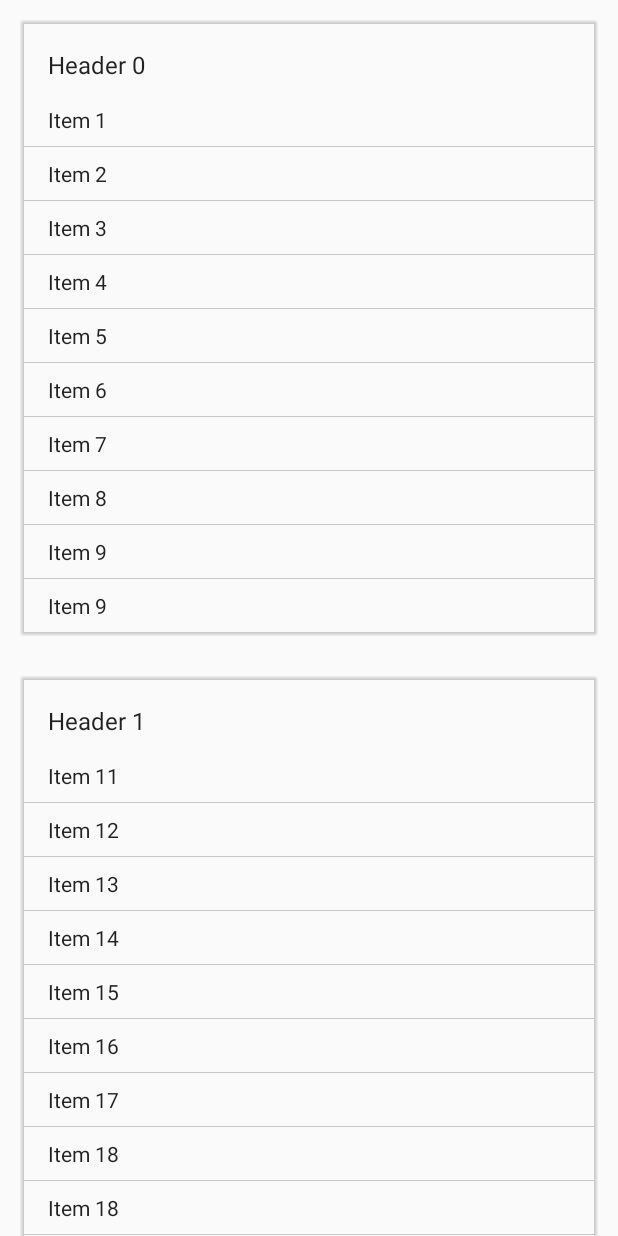
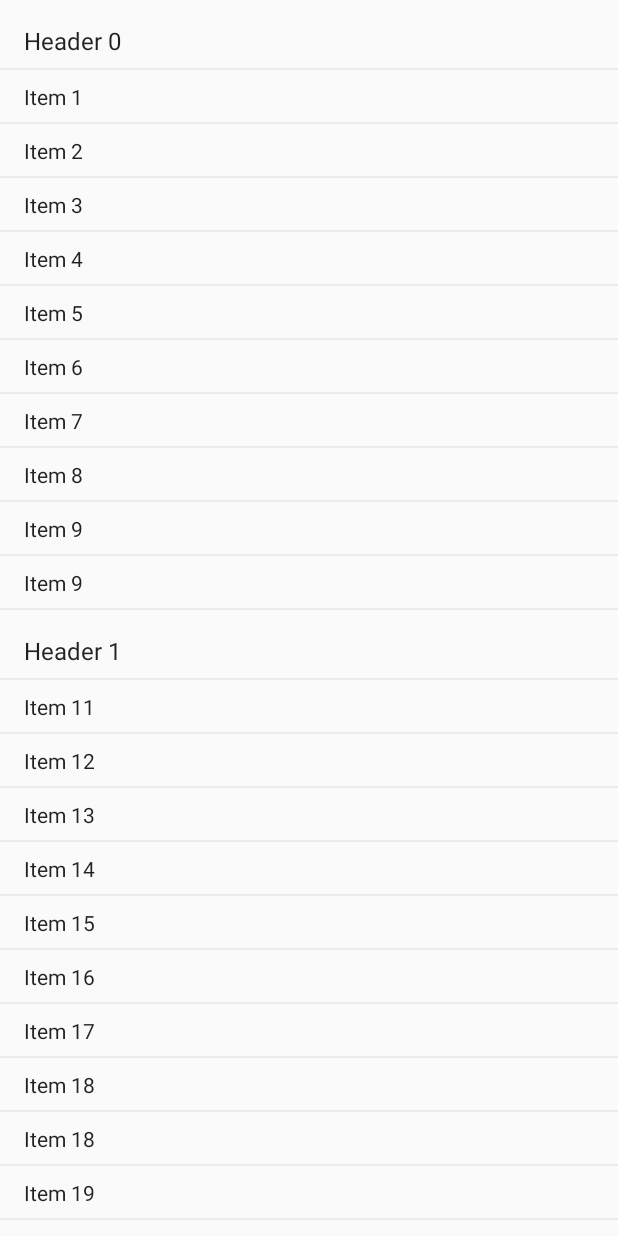
Before and after one commit to bleeding182/recyclerviewItemDecorations, an Android app: the screen it shows after launch (MainActivity), on a phone screen of 412 x 824 dp. Run offline under Robolectric (Android 15) with nearby library versions, the phone set to English and light mode, and no system bars.

Commit message:
Added SeparatorDecoration as a new, better formed divider

```diff
--- a/app/build.gradle
+++ b/app/build.gradle
@@ -23,4 +23,5 @@ dependencies {
     compile fileTree(dir: 'libs', include: ['*.jar'])
     compile 'com.android.support:appcompat-v7:22.2.0'
     compile 'com.android.support:recyclerview-v7:22.2.0'
+    compile 'com.android.support:support-annotations:22.2.0'
 }
--- a/app/src/main/java/com/github/bleeding182/recyclerviewdecorations/MainActivity.java
+++ b/app/src/main/java/com/github/bleeding182/recyclerviewdecorations/MainActivity.java
@@ -25,7 +25,10 @@ public class MainActivity extends Activity {
         recyclerView.setAdapter(new HeaderItemTestAdapter());
 
         // add the decoration
-        recyclerView.addItemDecoration(new CardViewDecoration(getResources(), Color.WHITE, 0f));
-        recyclerView.addItemDecoration(new DividerDecoration(this));
+//        recyclerView.addItemDecoration(new CardViewDecoration(getResources(), Color.WHITE, 0f));
+        SeparatorDecoration decoration = SeparatorDecoration
+                .with(this)
+                .build();
+        recyclerView.addItemDecoration(decoration);
     }
 }
--- /dev/null
+++ b/app/src/main/java/com/github/bleeding182/recyclerviewdecorations/SeparatorDecoration.java
@@ -0,0 +1,212 @@
+/*
+ * The MIT License (MIT)
+ *
+ * Copyright (c) 2015 David Medenjak
+ *
+ * Permission is hereby granted, free of charge, to any person obtaining a copy
+ * of this software and associated documentation files (the "Software"), to deal
+ * in the Software without restriction, including without limitation the rights
+ * to use, copy, modify, merge, publish, distribute, sublicense, and/or sell
+ * copies of the Software, and to permit persons to whom the Software is
+ * furnished to do so, subject to the following conditions:
+ *
+ * The above copyright notice and this permission notice shall be included in all
+ * copies or substantial portions of the Software.
+ *
+ * THE SOFTWARE IS PROVIDED "AS IS", WITHOUT WARRANTY OF ANY KIND, EXPRESS OR
+ * IMPLIED, INCLUDING BUT NOT LIMITED TO THE WARRANTIES OF MERCHANTABILITY,
+ * FITNESS FOR A PARTICULAR PURPOSE AND NONINFRINGEMENT. IN NO EVENT SHALL THE
+ * AUTHORS OR COPYRIGHT HOLDERS BE LIABLE FOR ANY CLAIM, DAMAGES OR OTHER
+ * LIABILITY, WHETHER IN AN ACTION OF CONTRACT, TORT OR OTHERWISE, ARISING FROM,
+ * OUT OF OR IN CONNECTION WITH THE SOFTWARE OR THE USE OR OTHER DEALINGS IN THE
+ * SOFTWARE.
+ */
+
+package com.github.bleeding182.recyclerviewdecorations;
+
+import android.content.Context;
+import android.content.res.Resources;
+import android.graphics.Canvas;
+import android.graphics.Paint;
+import android.graphics.Rect;
+import android.support.annotation.ColorInt;
+import android.support.annotation.ColorRes;
+import android.support.annotation.FloatRange;
+import android.support.annotation.NonNull;
+import android.support.v7.widget.RecyclerView;
+import android.util.DisplayMetrics;
+import android.util.TypedValue;
+import android.view.View;
+
+/**
+ * A separator decoration that draws a line between every view.
+ *
+ * @author David Medenjak
+ */
+public class SeparatorDecoration extends RecyclerView.ItemDecoration {
+
+    private final Paint mPaint;
+
+    private final float mMarginLeft;
+    private final float mMarginRight;
+
+    public SeparatorDecoration(@ColorInt int color,
+                               @FloatRange(from = 0, fromInclusive = false) float width,
+                               @FloatRange(from = 0) float marginLeft,
+                               @FloatRange(from = 0) float marginRight) {
+        mPaint = new Paint();
+        mPaint.setColor(color);
+        mPaint.setStrokeWidth(width);
+        mMarginLeft = marginLeft;
+        mMarginRight = marginRight;
+    }
+
+    /**
+     * A builder to easily create the decoration.
+     *
+     * @param context a context to use
+     * @return the builder
+     */
+    public static Builder with(@NonNull Context context) {
+        return new Builder(context);
+    }
+
+    @Override
+    public void getItemOffsets(Rect outRect, View view, RecyclerView parent, RecyclerView.State state) {
+        final RecyclerView.LayoutParams params = (RecyclerView.LayoutParams) view.getLayoutParams();
+
+        // we want to retrieve the position in the list
+        final int position = params.getViewAdapterPosition();
+
+        // and add a separator to any view but the last one
+        if (position < state.getItemCount()) {
+            outRect.set(0, 0, 0, (int) mPaint.getStrokeWidth()); // left, top, right, bottom
+        } else {
+            outRect.setEmpty(); // 0, 0, 0, 0
+        }
+    }
+
+    @Override
+    public void onDraw(Canvas c, RecyclerView parent, RecyclerView.State state) {
+        // we set the stroke width before, so as to correctly draw the line we have to offset by width / 2
+        final int offset = (int) (mPaint.getStrokeWidth() / 2);
+
+        // this will iterate over every visible view
+        for (int i = 0; i < parent.getChildCount(); i++) {
+            // get the view
+            final View view = parent.getChildAt(i);
+            final RecyclerView.LayoutParams params = (RecyclerView.LayoutParams) view.getLayoutParams();
+
+            // get the position
+            final int position = params.getViewAdapterPosition();
+
+            // and finally draw the separator
+            if (position < state.getItemCount()) {
+                c.drawLine(view.getLeft() + mMarginLeft, view.getBottom() + offset,
+                        view.getRight() - mMarginRight, view.getBottom() + offset, mPaint);
+            }
+        }
+    }
+
+    /**
+     * Builder to create a SeparatorDecoration.
+     */
+    public static class Builder {
+        private final Context mContext;
+
+        private float mWidth;
+        private int mColor;
+        private float mMarginLeft = 0f;
+        private float mMarginRight = 0f;
+
+        /**
+         * Create the builder with a context to configure a SeparatorDecoration.
+         *
+         * @param context the context
+         */
+        public Builder(@NonNull Context context) {
+            mContext = context;
+            color(getDefaultColor());
+            width(1f);
+        }
+
+        /**
+         * Set the separator color from a resource.
+         *
+         * @param colorResId the resource id to use
+         * @return the builder
+         */
+        public Builder colorFromResources(@ColorRes int colorResId) {
+            mColor = mContext.getResources().getColor(colorResId);
+            return this;
+        }
+
+        /**
+         * Set the separator color from a color.
+         *
+         * @param color the color to use
+         * @return the builder
+         * @see android.graphics.Color
+         */
+        public Builder color(@ColorInt int color) {
+            mColor = color;
+            return this;
+        }
+
+        /**
+         * Set the width of the separator.
+         *
+         * @param width the width in dp
+         * @return the builder
+         */
+        public Builder width(@FloatRange(from = 0, fromInclusive = false) float width) {
+            mWidth = width;
+            return this;
+        }
+
+        /**
+         * Set the margin of the separator
+         *
+         * @param margin the margin in dp
+         * @return the builder
+         */
+        public Builder setMargin(float margin) {
+            setMargin(margin, margin);
+            return this;
+        }
+
+        /**
+         * Set the margin of the separator
+         *
+         * @param left  the left margin in dp
+         * @param right the right margin in dp
+         * @return the builder
+         */
+        public Builder setMargin(float left, float right) {
+            final DisplayMetrics metrics = mContext.getResources().getDisplayMetrics();
+            mMarginLeft = TypedValue.applyDimension(TypedValue.COMPLEX_UNIT_DIP,
+                    left, metrics);
+            mMarginRight = TypedValue.applyDimension(TypedValue.COMPLEX_UNIT_DIP,
+                    right, metrics);
+            return this;
+        }
+
+        @ColorInt
+        private int getDefaultColor() {
+            TypedValue typedValue = new TypedValue();
+            Resources.Theme theme = mContext.getTheme();
+            theme.resolveAttribute(R.attr.colorControlHighlight, typedValue, true);
+            return typedValue.data;
+        }
+
+        /**
+         * Get the configured SeparatorDecoration.
+         *
+         * @return the separatorDecoration
+         * @see SeparatorDecoration
+         */
+        public SeparatorDecoration build() {
+            return new SeparatorDecoration(mColor, mWidth, mMarginLeft, mMarginRight);
+        }
+    }
+}
```
